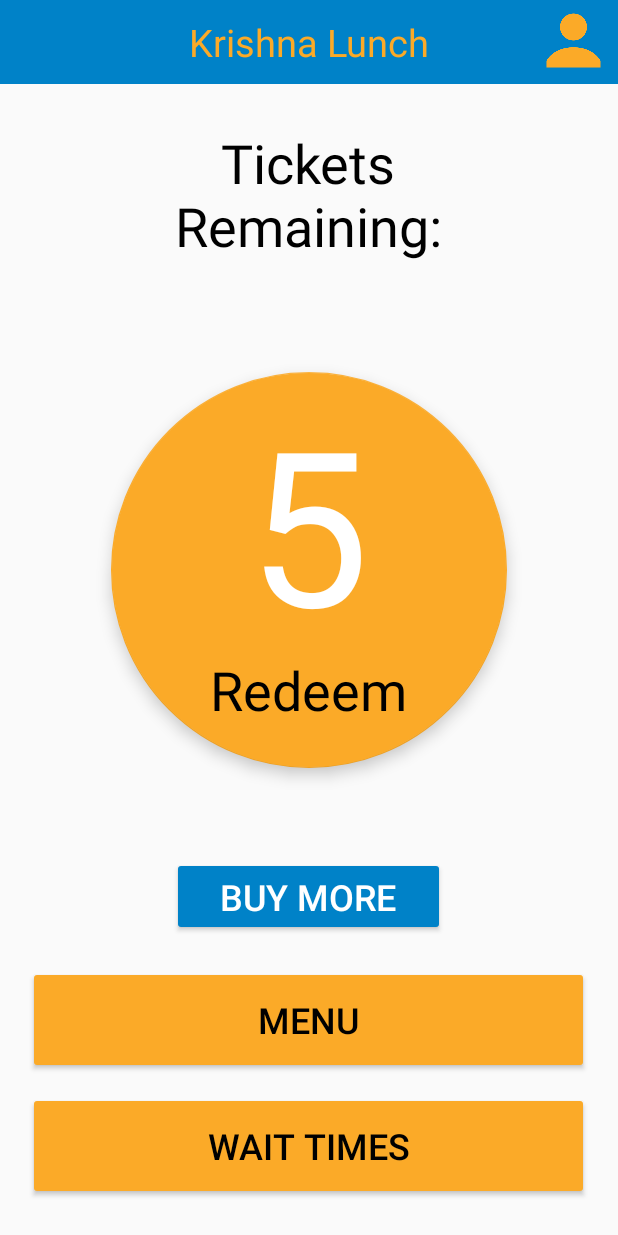
After one commit to MichaelJSmith8/KrishnaLunch, an Android app: the layout activity_home_screen.xml on its own in the app's theme, with its tools: preview values and no code run, on a phone screen of 412 x 824 dp. The commit adds this screen. Run offline under Robolectric (Android 15) with nearby library versions, the phone set to English and light mode, and no system bars.

Commit message:
added gary

```diff
--- a/app/build.gradle
+++ b/app/build.gradle
@@ -25,4 +25,6 @@
     testImplementation 'junit:junit:4.12'
     androidTestImplementation 'com.android.support.test:runner:1.0.2'
     androidTestImplementation 'com.android.support.test.espresso:espresso-core:3.0.2'
+    implementation 'com.android.support:design:27.1.1'
+
 }
--- /dev/null
+++ b/app/src/main/res/layout/activity_home_screen.xml
@@ -0,0 +1,126 @@
+<?xml version="1.0" encoding="utf-8"?>
+<android.support.design.widget.CoordinatorLayout xmlns:android="http://schemas.android.com/apk/res/android"
+    xmlns:app="http://schemas.android.com/apk/res-auto"
+    xmlns:tools="http://schemas.android.com/tools"
+    android:layout_width="match_parent"
+    android:layout_height="match_parent"
+    tools:context=".HomeScreen">
+
+
+    <android.support.v7.widget.Toolbar
+        android:id="@+id/toolbar2"
+        android:layout_width="match_parent"
+        android:layout_height="wrap_content"
+        android:background="#0082c8"
+
+        android:minHeight="?attr/actionBarSize"
+        android:theme="?attr/actionBarTheme"
+        tools:layout_editor_absoluteX="0dp"
+        tools:layout_editor_absoluteY="0dp">
+
+    </android.support.v7.widget.Toolbar>
+
+    <ImageButton
+        android:id="@+id/account"
+        android:layout_width="59dp"
+        android:layout_height="54dp"
+        android:layout_gravity="end"
+        android:adjustViewBounds="true"
+        android:background="#0082c8"
+        android:contentDescription="user icon"
+        android:scaleType="fitCenter"
+        android:tint="#FBAA28"
+        app:srcCompat="@drawable/usericon" />
+
+    <TextView
+        android:id="@+id/toolbar_title"
+        android:layout_width="wrap_content"
+        android:layout_height="wrap_content"
+        android:layout_centerHorizontal="true"
+        android:layout_marginStart="8dp"
+        android:layout_marginEnd="8dp"
+        android:text="Krishna Lunch"
+        android:textColor="#FBAA28"
+        android:textSize="25dp"
+        android:visibility="visible"
+        app:layout_anchor="@+id/toolbar2"
+        app:layout_anchorGravity="center"
+        app:layout_constraintStart_toStartOf="@+id/toolbar2"
+        tools:layout_editor_absoluteY="16dp" />
+
+    <TextView
+        android:id="@+id/counter"
+        android:layout_width="278dp"
+        android:layout_height="wrap_content"
+        android:layout_gravity="center"
+        android:layout_marginBottom="128dp"
+        android:elevation="30dp"
+        android:text="5"
+        android:textAlignment="center"
+        android:textColor="@android:color/white"
+        android:textSize="144sp" />
+
+    <android.support.design.widget.FloatingActionButton
+        android:id="@+id/redeem"
+        android:layout_width="264dp"
+        android:layout_height="264dp"
+        android:layout_gravity="center"
+        android:layout_marginBottom="64dp"
+        app:backgroundTint="#FBAA28" />
+
+    <TextView
+        android:id="@+id/Remaining"
+        android:layout_width="214dp"
+        android:layout_height="wrap_content"
+        android:layout_gravity="center_horizontal"
+        android:layout_marginTop="84dp"
+        android:text="Tickets Remaining:"
+        android:textAlignment="center"
+        android:textColor="@android:color/black"
+        android:textSize="36sp" />
+
+    <TextView
+        android:id="@+id/RedeemText"
+        android:layout_width="wrap_content"
+        android:layout_height="wrap_content"
+        android:layout_gravity="center"
+        android:layout_marginTop="96dp"
+        android:elevation="30dp"
+        android:text="Redeem"
+        android:textColor="@android:color/black"
+        android:textSize="36sp" />
+
+    <Button
+        android:id="@+id/BuyMore"
+        android:layout_width="182dp"
+        android:layout_height="wrap_content"
+        android:layout_gravity="bottom|center"
+        android:layout_marginBottom="200dp"
+        android:backgroundTint="#0082c8"
+        android:text="Buy More"
+        android:textColor="@android:color/white"
+        android:textSize="24sp" />
+
+    <Button
+        android:id="@+id/Menu"
+        android:layout_width="374dp"
+        android:layout_height="72dp"
+        android:layout_gravity="bottom|center"
+        android:layout_marginBottom="108dp"
+        android:backgroundTint="#FBAA28"
+        android:text="Menu"
+        android:textColor="@android:color/black"
+        android:textSize="24sp" />
+
+    <Button
+        android:id="@+id/WaitTimes"
+        android:layout_width="374dp"
+        android:layout_height="72dp"
+        android:layout_gravity="bottom|center"
+        android:layout_marginBottom="24dp"
+        android:backgroundTint="#FBAA28"
+        android:text="Wait Times"
+        android:textColor="@android:color/black"
+        android:textSize="24sp" />
+
+</android.support.design.widget.CoordinatorLayout>
```
Also changed, not shown: app/src/main/java/com/example/krishnalunch/HomeScreen.java (added, +143 -0 lines), app/src/main/java/com/example/krishnalunch/LogIn.java (added, +47 -0 lines), app/src/main/java/com/example/krishnalunch/LogInSignUpActivity.java (added, +41 -0 lines), app/src/main/res/layout/activity_log_in.xml (added, +75 -0 lines), app/src/main/res/layout/activity_log_in_sign_up.xml (added, +41 -0 lines), app/src/main/res/layout/activity_main.xml (+0 -10 lines), app/src/main/res/layout/activity_sign_up.xml (added, +143 -0 lines).
